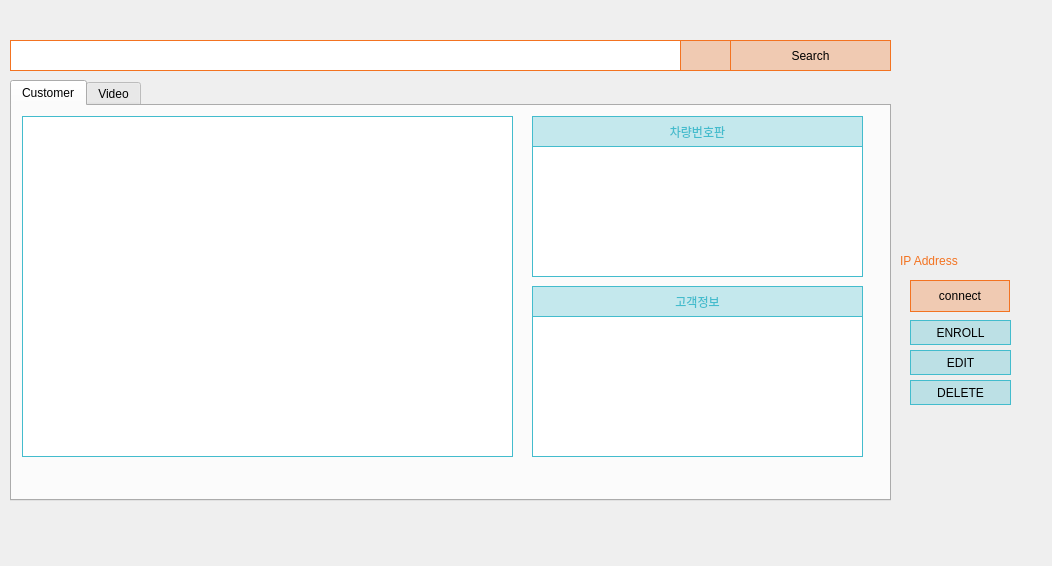
Old version of the form cctv_36/src/ui/search.ui in the repository VEDA-ThirtySix/PAMS-client.
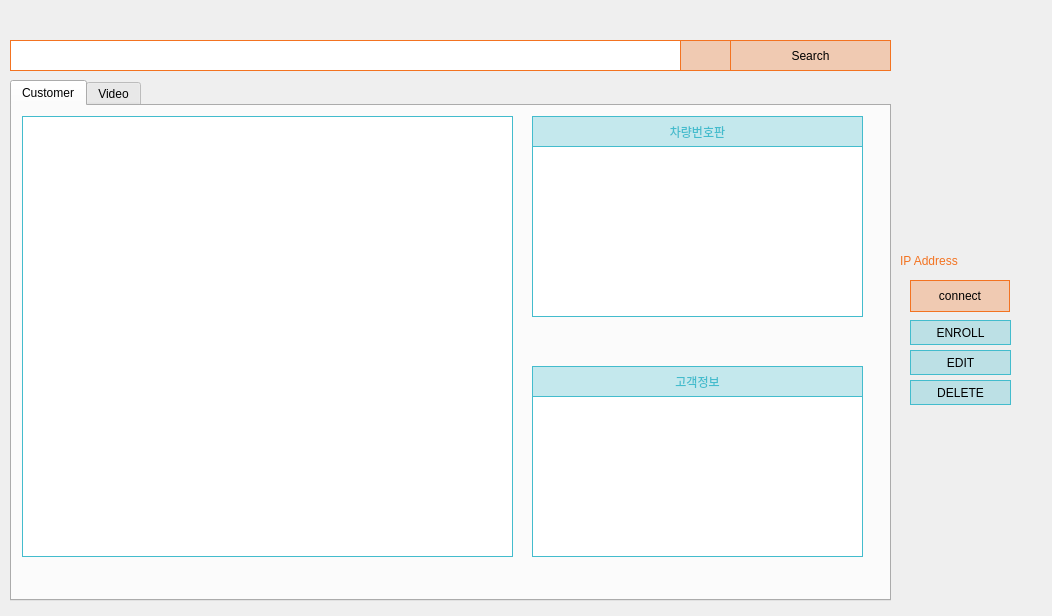
New version of the form. The open tabs and pages were chosen to show the change. Icons and pictures are not drawn.

Commit message: style: ui 크기 수정

```diff
--- a/cctv_36/src/ui/search.ui
+++ b/cctv_36/src/ui/search.ui
@@ -7,7 +7,7 @@
     <x>0</x>
     <y>0</y>
     <width>1052</width>
-    <height>566</height>
+    <height>616</height>
    </rect>
   </property>
   <property name="windowTitle">
@@ -19,7 +19,7 @@
      <x>10</x>
      <y>80</y>
      <width>881</width>
-     <height>421</height>
+     <height>521</height>
     </rect>
    </property>
    <property name="styleSheet">
@@ -87,7 +87,7 @@
        <x>10</x>
        <y>10</y>
        <width>491</width>
-       <height>341</height>
+       <height>441</height>
       </rect>
      </property>
      <property name="styleSheet">
@@ -112,7 +112,7 @@
        <x>510</x>
        <y>10</y>
        <width>361</width>
-       <height>351</height>
+       <height>461</height>
       </rect>
      </property>
      <property name="frameShape">
@@ -124,7 +124,7 @@
         <x>10</x>
         <y>30</y>
         <width>331</width>
-        <height>131</height>
+        <height>171</height>
        </rect>
       </property>
       <property name="styleSheet">
@@ -139,9 +139,9 @@
       <property name="geometry">
        <rect>
         <x>10</x>
-        <y>200</y>
+        <y>280</y>
         <width>331</width>
-        <height>141</height>
+        <height>161</height>
        </rect>
       </property>
       <property name="styleSheet">
@@ -178,7 +178,7 @@
       <property name="geometry">
        <rect>
         <x>10</x>
-        <y>170</y>
+        <y>250</y>
         <width>331</width>
         <height>31</height>
        </rect>
```
Left out of the diff: 10 changed lines with no effect on the pictures. The commit also changes 2 other files.
